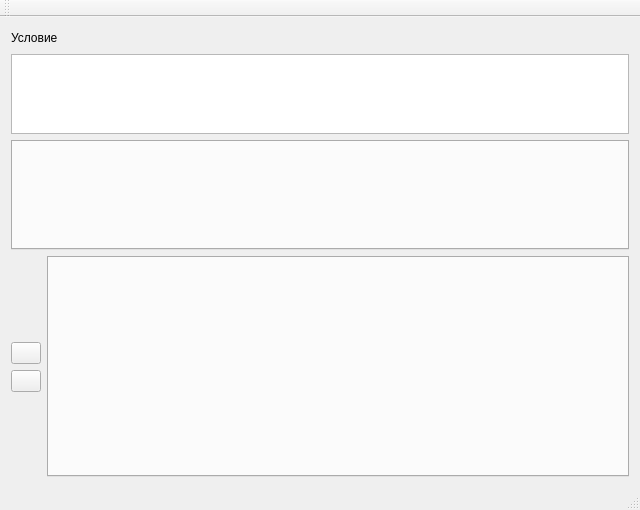
First picture: the form in algorithmic_machines/MainWindow.ui, repository alexeypodusov/algorithmic_machines, before the edit.
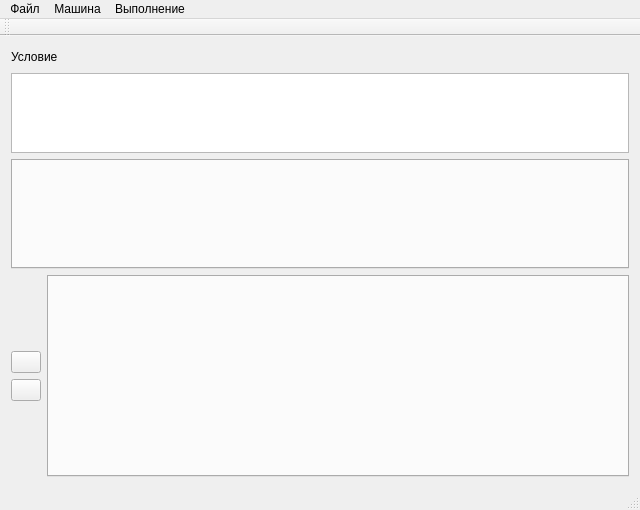
Second picture: the form after the edit.

Commit message: выполнение команд в моделе без ui и валидации

Patch:
```diff
--- a/algorithmic_machines/MainWindow.ui
+++ b/algorithmic_machines/MainWindow.ui
@@ -151,6 +151,29 @@
      <height>20</height>
     </rect>
    </property>
+   <widget class="QMenu" name="menu">
+    <property name="title">
+     <string>Файл</string>
+    </property>
+   </widget>
+   <widget class="QMenu" name="menu_2">
+    <property name="title">
+     <string>Машина</string>
+    </property>
+   </widget>
+   <widget class="QMenu" name="menu_3">
+    <property name="title">
+     <string>Выполнение</string>
+    </property>
+    <addaction name="actionPlay"/>
+    <addaction name="action_2"/>
+    <addaction name="action_3"/>
+    <addaction name="action_4"/>
+    <addaction name="action_5"/>
+   </widget>
+   <addaction name="menu"/>
+   <addaction name="menu_2"/>
+   <addaction name="menu_3"/>
   </widget>
   <widget class="QToolBar" name="mainToolBar">
    <attribute name="toolBarArea">
```
Left out of the diff: 27 changed lines with no effect on the pictures. The commit also changes 6 other files.
